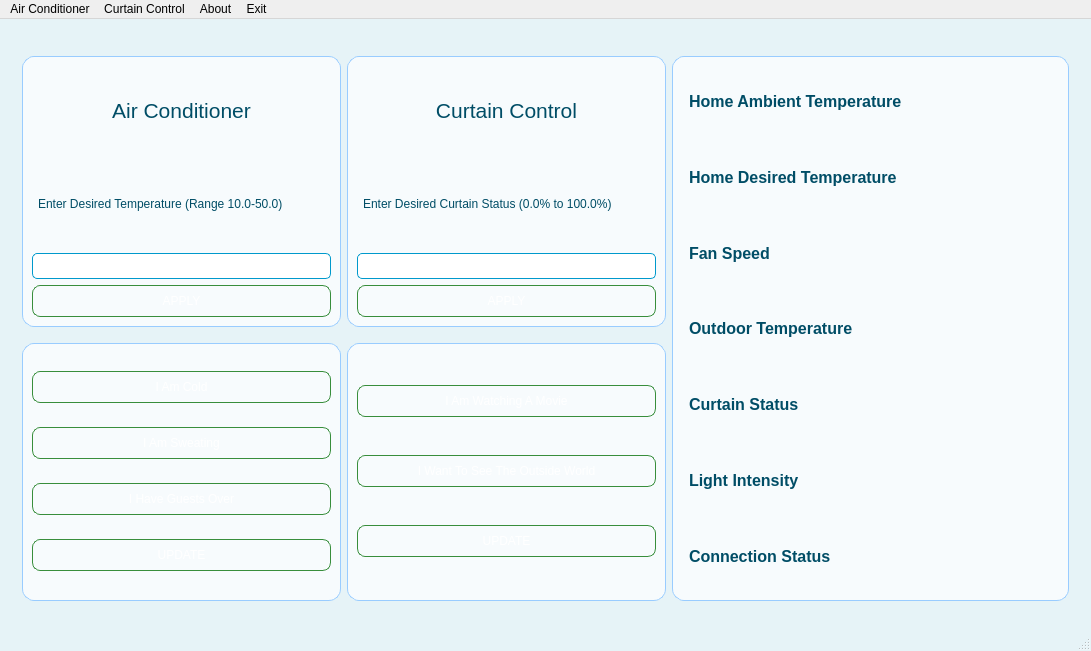
Before: the Qt Designer form Application/gui.ui in mertiodas/homeautomation_PIC16F877A, drawn with Qt 5.
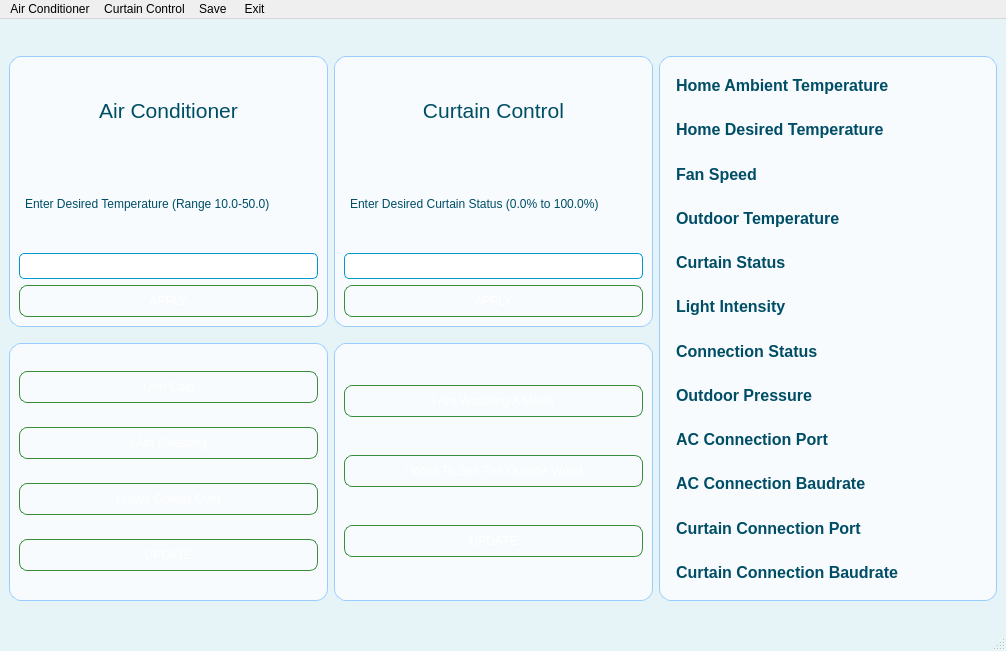
After: the same form once the commit is applied.

```diff
--- a/Application/gui.ui
+++ b/Application/gui.ui
@@ -6,7 +6,7 @@
    <rect>
     <x>0</x>
     <y>0</y>
-    <width>1091</width>
+    <width>1006</width>
     <height>651</height>
    </rect>
   </property>
@@ -449,6 +449,111 @@
            </property>
           </widget>
          </item>
+         <item row="7" column="0">
+          <widget class="QLabel" name="label_3">
+           <property name="font">
+            <font>
+             <family>Segoe UI</family>
+             <pointsize>12</pointsize>
+             <bold>true</bold>
+            </font>
+           </property>
+           <property name="text">
+            <string>Outdoor Pressure</string>
+           </property>
+          </widget>
+         </item>
+         <item row="7" column="1">
+          <widget class="QLabel" name="outdoorPressure">
+           <property name="text">
+            <string/>
+           </property>
+          </widget>
+         </item>
+         <item row="8" column="0">
+          <widget class="QLabel" name="label_12">
+           <property name="font">
+            <font>
+             <family>Segoe UI</family>
+             <pointsize>12</pointsize>
+             <bold>true</bold>
+            </font>
+           </property>
+           <property name="text">
+            <string>AC Connection Port</string>
+           </property>
+          </widget>
+         </item>
+         <item row="8" column="1">
+          <widget class="QLabel" name="acPort">
+           <property name="text">
+            <string/>
+           </property>
+          </widget>
+         </item>
+         <item row="9" column="0">
+          <widget class="QLabel" name="label_13">
+           <property name="font">
+            <font>
+             <family>Segoe UI</family>
+             <pointsize>12</pointsize>
+             <bold>true</bold>
+            </font>
+           </property>
+           <property name="text">
+            <string>AC Connection Baudrate</string>
+           </property>
+          </widget>
+         </item>
+         <item row="10" column="0">
+          <widget class="QLabel" name="label_14">
+           <property name="font">
+            <font>
+             <family>Segoe UI</family>
+             <pointsize>12</pointsize>
+             <bold>true</bold>
+            </font>
+           </property>
+           <property name="text">
+            <string>Curtain Connection Port</string>
+           </property>
+          </widget>
+         </item>
+         <item row="10" column="1">
+          <widget class="QLabel" name="curtainPort">
+           <property name="text">
+            <string/>
+           </property>
+          </widget>
+         </item>
+         <item row="11" column="0">
+          <widget class="QLabel" name="label_15">
+           <property name="font">
+            <font>
+             <family>Segoe UI</family>
+             <pointsize>12</pointsize>
+             <bold>true</bold>
+            </font>
+           </property>
+           <property name="text">
+            <string>Curtain Connection Baudrate</string>
+           </property>
+          </widget>
+         </item>
+         <item row="11" column="1">
+          <widget class="QLabel" name="curtainBaudrate">
+           <property name="text">
+            <string/>
+           </property>
+          </widget>
+         </item>
+         <item row="9" column="1">
+          <widget class="QLabel" name="acBaudrate">
+           <property name="text">
+            <string/>
+           </property>
+          </widget>
+         </item>
         </layout>
        </widget>
       </item>
@@ -456,12 +561,13 @@
     </item>
    </layout>
   </widget>
+  <widget class="QStatusBar" name="statusbar"/>
   <widget class="QMenuBar" name="menubar">
    <property name="geometry">
     <rect>
      <x>0</x>
      <y>0</y>
-     <width>1091</width>
+     <width>1006</width>
      <height>22</height>
     </rect>
    </property>
@@ -470,27 +576,27 @@
      <string>Air Conditioner</string>
     </property>
    </widget>
-   <widget class="QMenu" name="menuCurtain_Control">
+   <widget class="QMenu" name="menuCurtain">
     <property name="title">
      <string>Curtain Control</string>
     </property>
    </widget>
-   <widget class="QMenu" name="menuAbout">
-    <property name="title">
-     <string>About</string>
-    </property>
-   </widget>
-   <widget class="QMenu" name="menuExit">
+   <widget class="QMenu" name="exit">
     <property name="title">
      <string>Exit</string>
     </property>
    </widget>
+   <widget class="QMenu" name="menuSave">
+    <property name="title">
+     <string>Save </string>
+    </property>
+    <addaction name="save"/>
+   </widget>
    <addaction name="menuAir_Conditioner"/>
-   <addaction name="menuCurtain_Control"/>
-   <addaction name="menuAbout"/>
-   <addaction name="menuExit"/>
+   <addaction name="menuCurtain"/>
+   <addaction name="menuSave"/>
+   <addaction name="exit"/>
   </widget>
-  <widget class="QStatusBar" name="statusbar"/>
   <action name="actionExit">
    <property name="text">
     <string>Exit</string>
```
Left out of the diff: 17 changed lines with no effect on the pictures.
